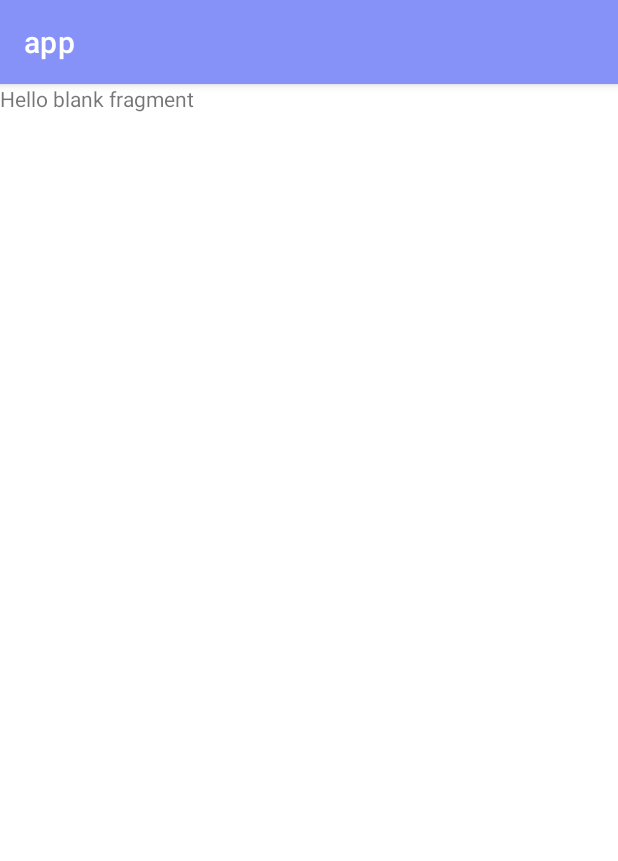
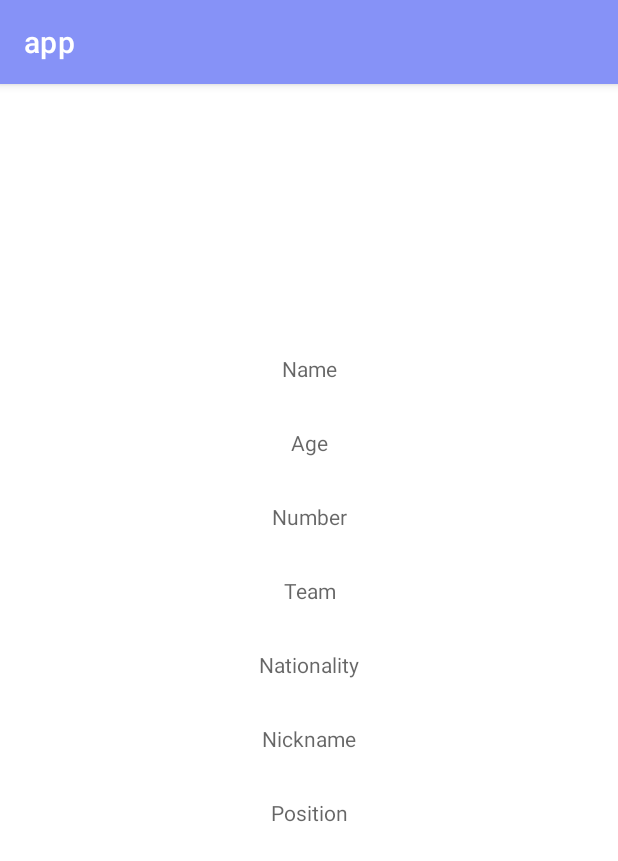
Before and after one commit to Mario7423/PFC_Afundacion, an Android app: the fragment PlayerDetailFragment shown on its own in the app's theme, on a phone screen of 412 x 824 dp. Shown: the top 861 px of the screen. Run offline under Robolectric (Android 15) with nearby library versions, the phone set to English and light mode, and no system bars; our stand-ins replace Picasso; pictures from the network do not load.

Commit message:
Añadida PlayerDetailActivity para mostrar información detalla del jugador deseado

```diff
--- a/app/app/src/main/java/com/example/app/PlayersFragment.java
+++ b/app/app/src/main/java/com/example/app/PlayersFragment.java
@@ -3,9 +3,12 @@ package com.example.app;
 import android.os.Bundle;
 
 import androidx.fragment.app.Fragment;
+import androidx.fragment.app.FragmentManager;
+import androidx.fragment.app.FragmentTransaction;
 import androidx.recyclerview.widget.LinearLayoutManager;
 import androidx.recyclerview.widget.RecyclerView;
 
+import android.os.Parcelable;
 import android.view.LayoutInflater;
 import android.view.View;
 import android.view.ViewGroup;
@@ -19,6 +22,7 @@ import com.android.volley.toolbox.JsonArrayRequest;
 import com.android.volley.toolbox.Volley;
 import com.example.app.RecyclerView.Player;
 import com.example.app.RecyclerView.PlayerAdapter;
+import com.example.app.RecyclerView.PlayerDetailFragment;
 
 import org.json.JSONArray;
 import org.json.JSONException;
@@ -95,6 +99,24 @@ public class PlayersFragment extends Fragment {
 
         retrievePlayerData();
 
+        playerAdapter.setItemClickListener(new PlayerAdapter.OnItemClickListener() {
+            @Override
+            public void onItemClick(Player player) {
+
+                PlayerDetailFragment playerDetailFragment = new PlayerDetailFragment();
+                Bundle args = new Bundle();
+                args.putSerializable("player", player);
+                playerDetailFragment.setArguments(args);
+
+                FragmentManager fragmentManager = requireActivity().getSupportFragmentManager();
+                FragmentTransaction transaction = fragmentManager.beginTransaction();
+                transaction.replace(R.id.fragment_container, playerDetailFragment);
+                transaction.addToBackStack(null);
+                transaction.commit();
+
+            }
+        });
+
         return view;
     }
 
--- a/app/app/src/main/java/com/example/app/RecyclerView/Player.java
+++ b/app/app/src/main/java/com/example/app/RecyclerView/Player.java
@@ -3,7 +3,9 @@ package com.example.app.RecyclerView;
 import org.json.JSONException;
 import org.json.JSONObject;
 
-public class Player {
+import java.io.Serializable;
+
+public class Player implements Serializable {
 
     private String name, nickname, image, position, team, nationality;
     private int age, number;
--- a/app/app/src/main/java/com/example/app/RecyclerView/PlayerAdapter.java
+++ b/app/app/src/main/java/com/example/app/RecyclerView/PlayerAdapter.java
@@ -19,6 +19,7 @@ public class PlayerAdapter extends RecyclerView.Adapter<PlayerAdapter.PlayerView
 
 
     private List<Player> playersList;
+    private OnItemClickListener itemClickListener;
 
     public PlayerAdapter(List<Player> playersList){
 
@@ -39,11 +40,24 @@ public class PlayerAdapter extends RecyclerView.Adapter<PlayerAdapter.PlayerView
         Player player = playersList.get(position);
         holder.bind(player);
 
+        holder.itemView.setOnClickListener(new View.OnClickListener() {
+            @Override
+            public void onClick(View v) {
+                if(itemClickListener != null){
+                    itemClickListener.onItemClick(player);
+                }
+            }
+        });
+
     }
 
     @Override
     public int getItemCount() {
         return playersList.size();
+    }
+
+    public void setItemClickListener(OnItemClickListener listener){
+        this.itemClickListener = listener;
     }
 
     public class PlayerViewHolder extends RecyclerView.ViewHolder{
@@ -67,4 +81,10 @@ public class PlayerAdapter extends RecyclerView.Adapter<PlayerAdapter.PlayerView
         }
 
     }
+
+    public interface OnItemClickListener{
+
+        void onItemClick(Player player);
+
+    }
 }
--- a/app/app/src/main/java/com/example/app/RecyclerView/PlayerDetailFragment.java
+++ b/app/app/src/main/java/com/example/app/RecyclerView/PlayerDetailFragment.java
@@ -7,8 +7,11 @@ import androidx.fragment.app.Fragment;
 import android.view.LayoutInflater;
 import android.view.View;
 import android.view.ViewGroup;
+import android.widget.ImageView;
+import android.widget.TextView;
 
 import com.example.app.R;
+import com.squareup.picasso.Picasso;
 
 /**
  * A simple {@link Fragment} subclass.
@@ -25,6 +28,9 @@ public class PlayerDetailFragment extends Fragment {
     // TODO: Rename and change types of parameters
     private String mParam1;
     private String mParam2;
+
+    private ImageView imageView;
+    private TextView name, age, position, number, nickname, nationality, team;
 
     public PlayerDetailFragment() {
         // Required empty public constructor
@@ -60,7 +66,35 @@ public class PlayerDetailFragment extends Fragment {
     @Override
     public View onCreateView(LayoutInflater inflater, ViewGroup container,
                              Bundle savedInstanceState) {
-        // Inflate the layout for this fragment
-        return inflater.inflate(R.layout.fragment_player_detail, container, false);
+
+       View view =  inflater.inflate(R.layout.fragment_player_detail, container, false);
+
+       imageView = view.findViewById(R.id.image);
+       name = view.findViewById(R.id.name);
+       age = view.findViewById(R.id.age);
+       team = view.findViewById(R.id.team);
+       nationality = view.findViewById(R.id.nationality);
+       position = view.findViewById(R.id.position);
+       number = view.findViewById(R.id.number);
+       nickname = view.findViewById(R.id.nickname);
+
+       Bundle args = getArguments();
+
+       if(args != null && args.containsKey("player")){
+
+           Player player = (Player) args.getSerializable("player");
+
+           Picasso.get().load(player.getImage()).into(imageView);
+           name.setText(player.getName());
+           age.setText(String.valueOf(player.getAge()));
+           team.setText(player.getTeam());
+           nationality.setText(player.getNationality());
+           position.setText(player.getPosition());
+           number.setText(String.valueOf(player.getNumber()));
+           nickname.setText(player.getNickname());
+
+       }
+
+       return view;
     }
 }
--- a/app/app/src/main/res/layout/fragment_player_detail.xml
+++ b/app/app/src/main/res/layout/fragment_player_detail.xml
@@ -1,14 +1,86 @@
 <?xml version="1.0" encoding="utf-8"?>
-<FrameLayout xmlns:android="http://schemas.android.com/apk/res/android"
+<androidx.constraintlayout.widget.ConstraintLayout xmlns:android="http://schemas.android.com/apk/res/android"
     xmlns:tools="http://schemas.android.com/tools"
     android:layout_width="match_parent"
     android:layout_height="match_parent"
+    xmlns:app="http://schemas.android.com/apk/res-auto"
     tools:context=".RecyclerView.PlayerDetailFragment">
 
-    <!-- TODO: Update blank fragment layout -->
+    <ImageView
+        android:id="@+id/image"
+        android:layout_width="150dp"
+        android:layout_height="150dp"
+        app:layout_constraintTop_toTopOf="parent"
+        app:layout_constraintEnd_toEndOf="parent"
+        app:layout_constraintStart_toStartOf="parent"/>
     <TextView
+        android:id="@+id/name"
         android:layout_width="match_parent"
-        android:layout_height="match_parent"
-        android:text="@string/hello_blank_fragment" />
+        android:layout_height="wrap_content"
+        app:layout_constraintTop_toBottomOf="@id/image"
+        app:layout_constraintStart_toStartOf="parent"
+        android:gravity="center"
+        android:layout_marginTop="30dp"
+        android:hint="Name"/>
 
-</FrameLayout>
+    <TextView
+        android:id="@+id/age"
+        android:layout_width="match_parent"
+        android:layout_height="wrap_content"
+        app:layout_constraintTop_toBottomOf="@id/name"
+        app:layout_constraintStart_toStartOf="parent"
+        android:gravity="center"
+        android:layout_marginTop="30dp"
+        android:hint="Age"/>
+
+    <TextView
+        android:id="@+id/number"
+        android:layout_width="match_parent"
+        android:layout_height="wrap_content"
+        app:layout_constraintTop_toBottomOf="@id/age"
+        app:layout_constraintStart_toStartOf="parent"
+        android:gravity="center"
+        android:layout_marginTop="30dp"
+        android:hint="Number"/>
+
+    <TextView
+        android:id="@+id/team"
+        android:layout_width="match_parent"
+        android:layout_height="wrap_content"
+        app:layout_constraintTop_toBottomOf="@id/number"
+        app:layout_constraintStart_toStartOf="parent"
+        android:gravity="center"
+        android:layout_marginTop="30dp"
+        android:hint="Team"/>
+
+    <TextView
+        android:id="@+id/nationality"
+        android:layout_width="match_parent"
+        android:layout_height="wrap_content"
+        app:layout_constraintTop_toBottomOf="@id/team"
+        app:layout_constraintStart_toStartOf="parent"
+        android:gravity="center"
+        android:layout_marginTop="30dp"
+        android:hint="Nationality"/>
+
+    <TextView
+        android:id="@+id/nickname"
+        android:layout_width="match_parent"
+        android:layout_height="wrap_content"
+        app:layout_constraintTop_toBottomOf="@id/nationality"
+        app:layout_constraintStart_toStartOf="parent"
+        android:gravity="center"
+        android:layout_marginTop="30dp"
+        android:hint="Nickname"/>
+
+    <TextView
+        android:id="@+id/position"
+        android:layout_width="match_parent"
+        android:layout_height="wrap_content"
+        app:layout_constraintTop_toBottomOf="@id/nickname"
+        app:layout_constraintStart_toStartOf="parent"
+        android:gravity="center"
+        android:layout_marginTop="30dp"
+        android:hint="Position"/>
+
+</androidx.constraintlayout.widget.ConstraintLayout>
```
Also changed, not shown: 1 other file.
